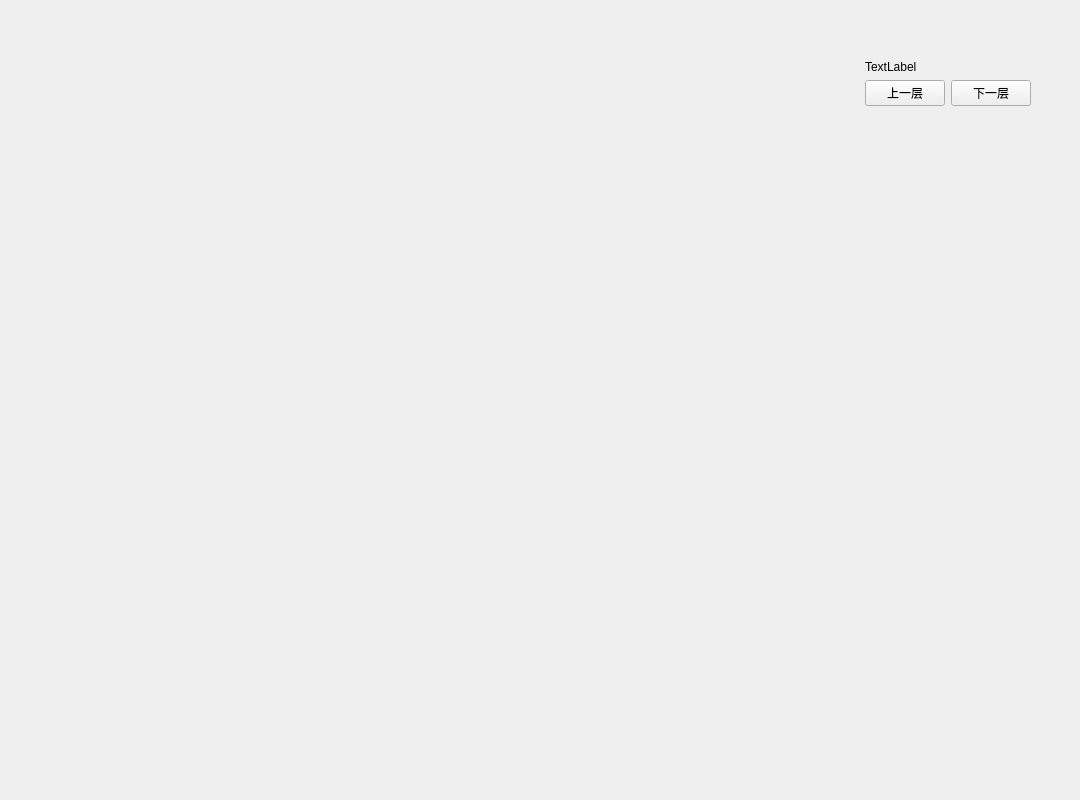
Qt form monitor.ui (w-mj/DataStructureProject) before a commit.
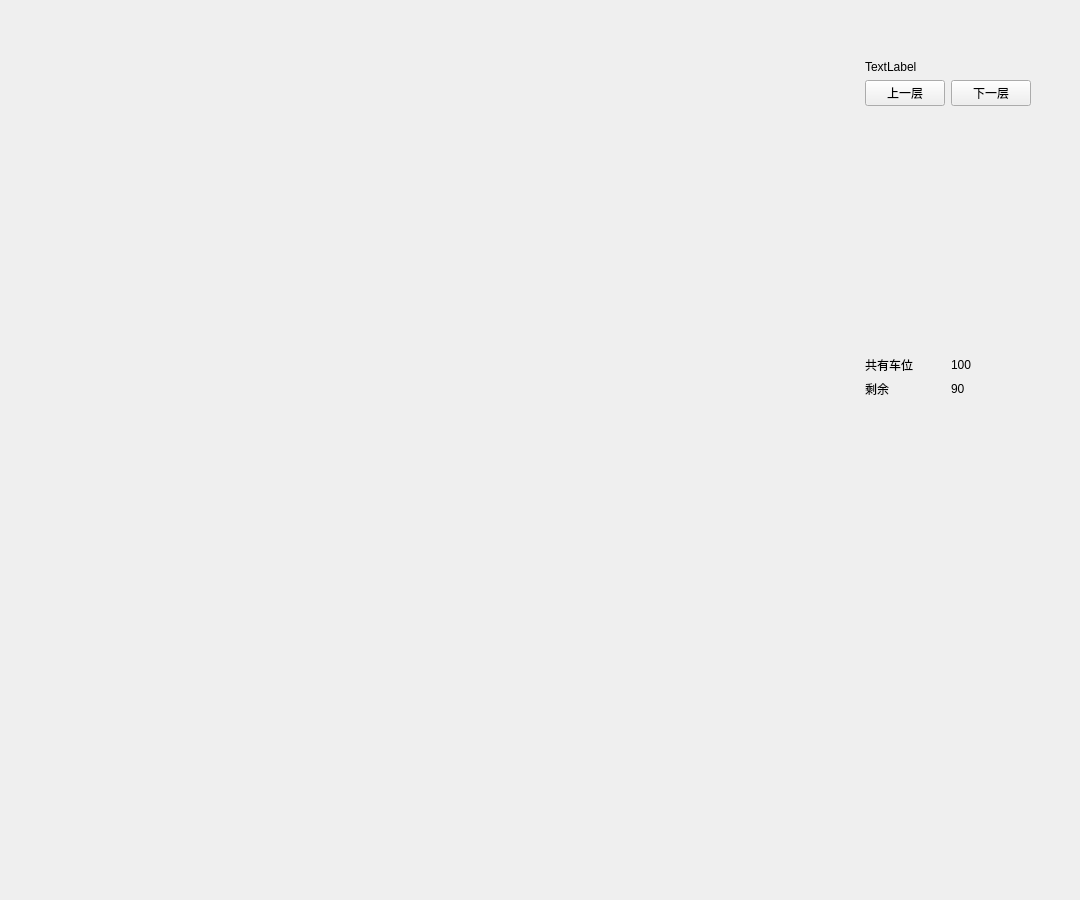
The same form after that commit.

```diff
--- a/monitor.ui
+++ b/monitor.ui
@@ -7,7 +7,7 @@
     <x>0</x>
     <y>0</y>
     <width>1080</width>
-    <height>800</height>
+    <height>900</height>
    </rect>
   </property>
   <property name="windowTitle">
@@ -79,6 +79,55 @@
         </item>
        </layout>
       </item>
+      <item>
+       <spacer name="verticalSpacer_2">
+        <property name="orientation">
+         <enum>Qt::Vertical</enum>
+        </property>
+        <property name="sizeHint" stdset="0">
+         <size>
+          <width>20</width>
+          <height>40</height>
+         </size>
+        </property>
+       </spacer>
+      </item>
+      <item>
+       <layout class="QHBoxLayout" name="horizontalLayout">
+        <item>
+         <widget class="QLabel" name="label">
+          <property name="text">
+           <string>共有车位</string>
+          </property>
+         </widget>
+        </item>
+        <item>
+         <widget class="QLabel" name="label_2">
+          <property name="text">
+           <string>100</string>
+          </property>
+         </widget>
+        </item>
+       </layout>
+      </item>
+      <item>
+       <layout class="QHBoxLayout" name="horizontalLayout_3">
+        <item>
+         <widget class="QLabel" name="label_4">
+          <property name="text">
+           <string>剩余</string>
+          </property>
+         </widget>
+        </item>
+        <item>
+         <widget class="QLabel" name="label_3">
+          <property name="text">
+           <string>90</string>
+          </property>
+         </widget>
+        </item>
+       </layout>
+      </item>
       <item>
        <spacer name="verticalSpacer">
         <property name="orientation">
```
Left out of the diff: 11 changed lines with no effect on the pictures.
